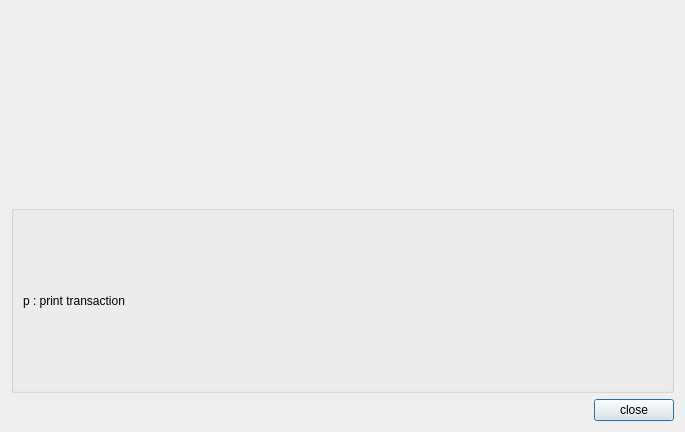
Before: the Qt Designer form libgui/cashier/transactionlistdialog.ui in apinprastya/sultan, drawn with Qt 5.
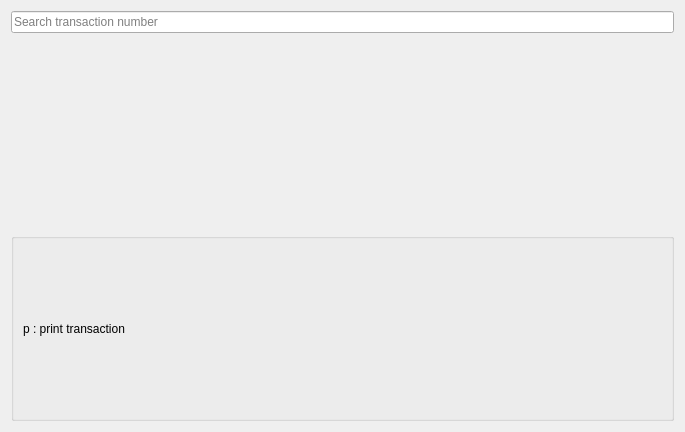
After: the same form once the commit is applied. Custom widgets are drawn as their Qt base class.

Patch:
```diff
--- a/libgui/cashier/transactionlistdialog.ui
+++ b/libgui/cashier/transactionlistdialog.ui
@@ -14,6 +14,13 @@
    <string>Previous Transaction</string>
   </property>
   <layout class="QVBoxLayout" name="verticalLayout">
+   <item>
+    <widget class="QLineEdit" name="lineNumber">
+     <property name="placeholderText">
+      <string>Search transaction number</string>
+     </property>
+    </widget>
+   </item>
    <item>
     <widget class="LibGUI::TableWidget" name="tableWidget" native="true"/>
    </item>
@@ -36,30 +43,6 @@
      </layout>
     </widget>
    </item>
-   <item>
-    <layout class="QHBoxLayout" name="horizontalLayout">
-     <item>
-      <spacer name="horizontalSpacer">
-       <property name="orientation">
-        <enum>Qt::Horizontal</enum>
-       </property>
-       <property name="sizeHint" stdset="0">
-        <size>
-         <width>40</width>
-         <height>20</height>
-        </size>
-       </property>
-      </spacer>
-     </item>
-     <item>
-      <widget class="QPushButton" name="pushButton">
-       <property name="text">
-        <string>close</string>
-       </property>
-      </widget>
-     </item>
-    </layout>
-   </item>
   </layout>
  </widget>
  <customwidgets>
```
Left out of the diff: 19 changed lines with no effect on the pictures.
